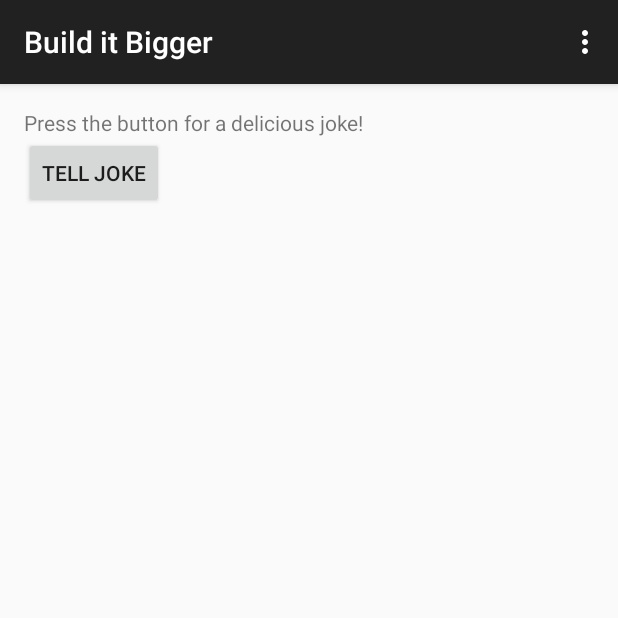
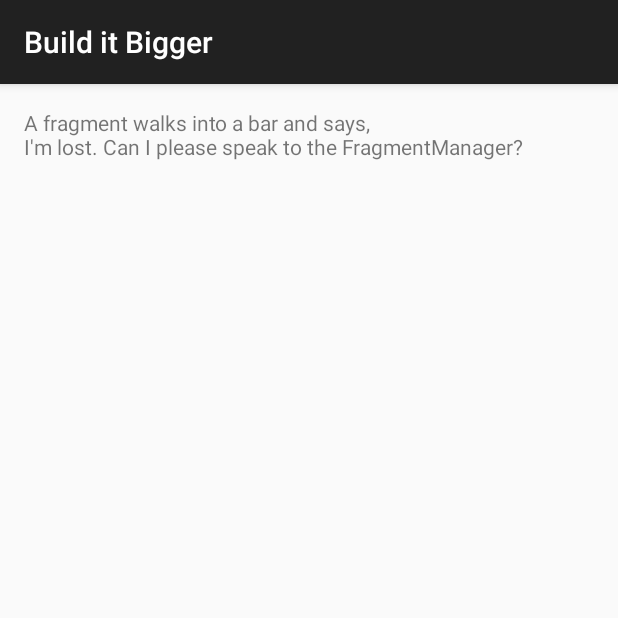
Before and after one commit to Dawidzior/Build-It-Bigger, an Android app: the screen it shows after launch (MainActivity before the commit, JokeActivity after it), after a tap on "TELL JOKE", on a phone screen of 412 x 824 dp, the top half of it. Run offline under Robolectric (Android 15) with nearby library versions, the phone set to English and light mode, and no system bars; our stand-ins replace AdMob.

Commit message:
Joke passed to Android library via Java library

```diff
--- a/androidjokerlib/build.gradle
+++ b/androidjokerlib/build.gradle
@@ -28,6 +28,7 @@ dependencies {
     implementation fileTree(dir: 'libs', include: ['*.jar'])
 
     implementation 'com.android.support:appcompat-v7:27.1.1'
+    implementation 'com.android.support.constraint:constraint-layout:1.1.0'
     testImplementation 'junit:junit:4.12'
     androidTestImplementation 'com.android.support.test:runner:1.0.2'
     androidTestImplementation 'com.android.support.test.espresso:espresso-core:3.0.2'
--- a/androidjokerlib/src/main/AndroidManifest.xml
+++ b/androidjokerlib/src/main/AndroidManifest.xml
@@ -1,2 +1,10 @@
+<?xml version="1.0" encoding="utf-8"?>
 <manifest package="pl.dawidzior.androidjokerlib"
-    />
+          xmlns:android="http://schemas.android.com/apk/res/android">
+
+    <application>
+        <activity android:name=".JokeActivity">
+        </activity>
+    </application>
+
+</manifest>
--- /dev/null
+++ b/androidjokerlib/src/main/java/pl/dawidzior/androidjokerlib/JokeActivity.java
@@ -0,0 +1,26 @@
+package pl.dawidzior.androidjokerlib;
+
+import android.os.Bundle;
+import android.support.v7.app.AppCompatActivity;
+import android.widget.TextView;
+
+public class JokeActivity extends AppCompatActivity {
+
+    public static final String JOKE_TAG = "JOKE_TAG";
+
+    @Override
+    protected void onCreate(Bundle savedInstanceState) {
+        super.onCreate(savedInstanceState);
+        setContentView(R.layout.activity_joke);
+
+        TextView jokeTextView = findViewById(R.id.joke_tv);
+
+        String joke = getIntent().getStringExtra(JOKE_TAG);
+
+        if (joke != null) {
+            jokeTextView.setText(joke);
+        } else {
+            jokeTextView.setText(R.string.joke_error);
+        }
+    }
+}
--- /dev/null
+++ b/androidjokerlib/src/main/res/layout/activity_joke.xml
@@ -0,0 +1,15 @@
+<?xml version="1.0" encoding="utf-8"?>
+<android.support.constraint.ConstraintLayout
+    xmlns:android="http://schemas.android.com/apk/res/android"
+    xmlns:tools="http://schemas.android.com/tools"
+    android:layout_width="match_parent"
+    android:layout_height="match_parent"
+    android:padding="16dp"
+    tools:context=".JokeActivity">
+
+    <TextView
+        android:id="@+id/joke_tv"
+        android:layout_width="wrap_content"
+        android:layout_height="wrap_content"/>
+
+</android.support.constraint.ConstraintLayout>
--- a/androidjokerlib/src/main/res/values/strings.xml
+++ b/androidjokerlib/src/main/res/values/strings.xml
@@ -1,3 +1,4 @@
 <resources>
     <string name="app_name">Android JokerLib</string>
+    <string name="joke_error">Joke not retriewed. It won\'t be funny :(</string>
 </resources>
--- a/app/build.gradle
+++ b/app/build.gradle
@@ -48,4 +48,5 @@ dependencies {
 
     testImplementation 'junit:junit:4.12'
     implementation project(path: ':javajokerlib')
+    implementation project(path: ':androidjokerlib')
 }
--- a/app/src/main/java/com/udacity/gradle/builditbigger/MainActivity.java
+++ b/app/src/main/java/com/udacity/gradle/builditbigger/MainActivity.java
@@ -1,12 +1,13 @@
 package com.udacity.gradle.builditbigger;
 
+import android.content.Intent;
 import android.os.Bundle;
 import android.support.v7.app.AppCompatActivity;
 import android.view.Menu;
 import android.view.MenuItem;
 import android.view.View;
-import android.widget.Toast;
 
+import pl.dawidzior.androidjokerlib.JokeActivity;
 import pl.dawidzior.javajokerlib.Joker;
 
 public class MainActivity extends AppCompatActivity {
@@ -40,7 +41,9 @@ public class MainActivity extends AppCompatActivity {
     }
 
     public void tellJoke(View view) {
-        Toast.makeText(this, Joker.tellJoke(), Toast.LENGTH_LONG).show();
+        Intent androidJokeIntent = new Intent(this, JokeActivity.class);
+        androidJokeIntent.putExtra(JokeActivity.JOKE_TAG, Joker.tellJoke());
+        startActivity(androidJokeIntent);
     }
 
 }
--- a/javajokerlib/src/main/java/pl/dawidzior/javajokerlib/Joker.java
+++ b/javajokerlib/src/main/java/pl/dawidzior/javajokerlib/Joker.java
@@ -2,6 +2,6 @@ package pl.dawidzior.javajokerlib;
 
 public class Joker {
     public static String tellJoke(){
-        return "A fragment walks into a bar and says, \"I'm lost. Can I please speak to the FragmentManager?";
+        return "A fragment walks into a bar and says, \nI'm lost. Can I please speak to the FragmentManager?";
     }
 }
```
